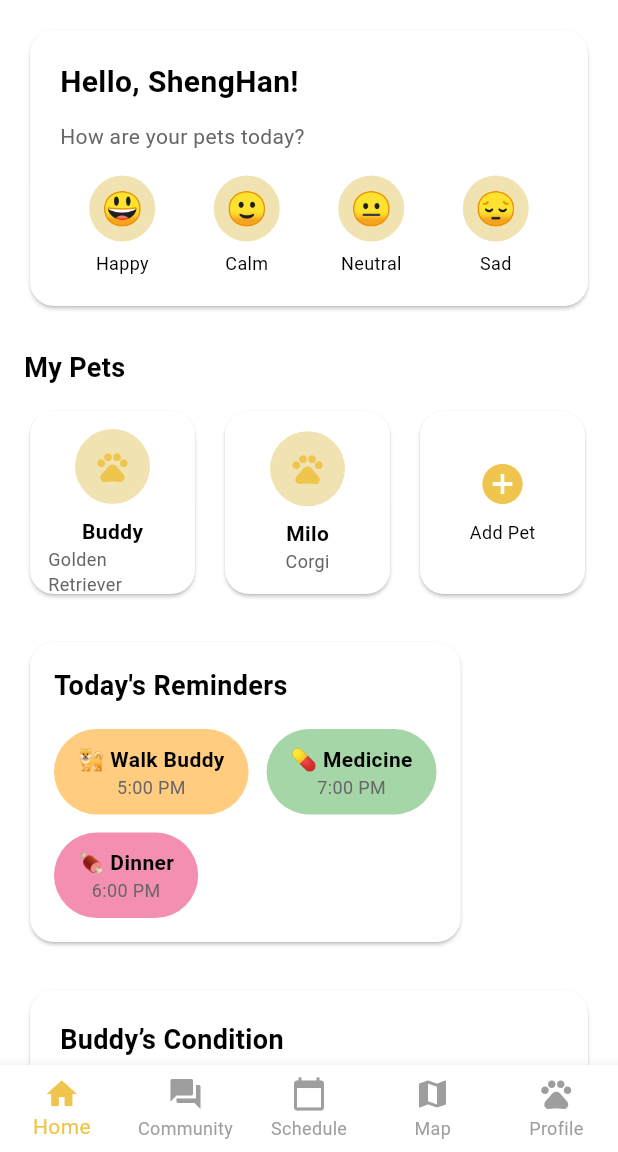
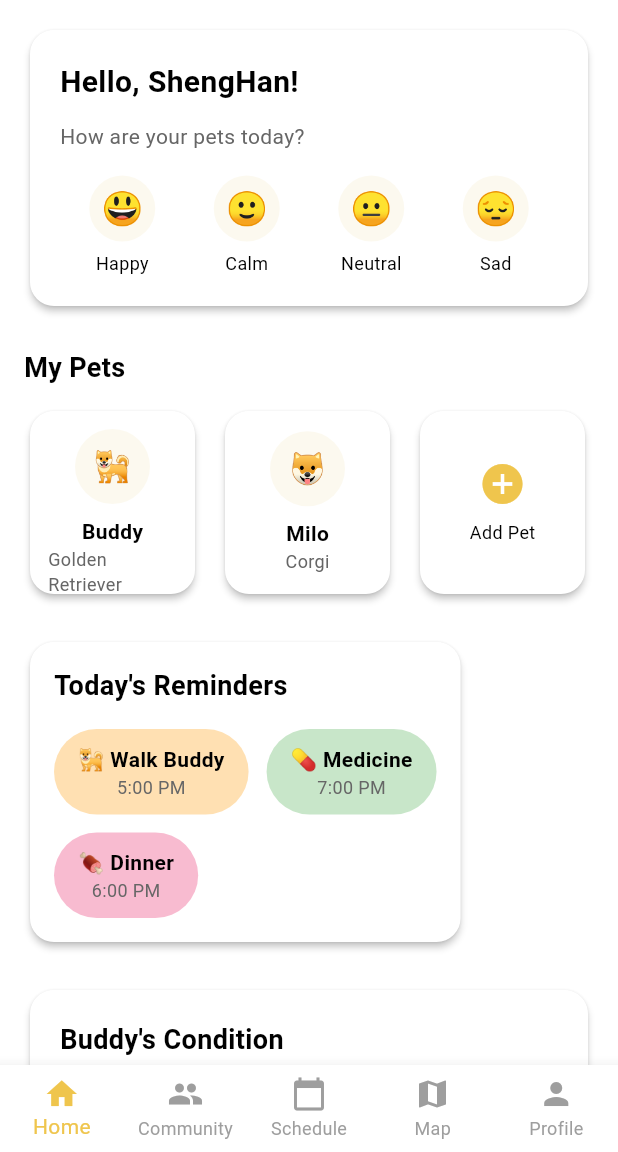
Before and after one commit to JeremyLing04/Pawradise, a Flutter app: the Dashboard screen opened by its route, on a phone screen of 412 x 824 dp, the part 84-1236 px from its top. Run offline on Flutter 3.47's test engine with Material 3 defaults, Android fonts, the light colour scheme and no system bars; our stand-ins replace cloud_firestore, firebase_auth, firebase_core; accounts and stored records are empty.

Commit message:
linked dashboard with community board

```diff
--- a/lib/screens/dashboard.dart
+++ b/lib/screens/dashboard.dart
@@ -1,5 +1,6 @@
 import 'package:flutter/material.dart';
 import '../constants.dart';
+import 'community/community_screen.dart';
 
 class Dashboard extends StatefulWidget {
   const Dashboard({super.key});
@@ -11,6 +12,15 @@ class Dashboard extends StatefulWidget {
 class _DashboardState extends State<Dashboard> {
   int _selectedIndex = 0;
 
+  // 定义页面列表
+  static final List<Widget> _pages = [
+    _DashboardContent(), // 首页内容 (索引0)
+    CommunityScreen(),   // 社区页面 (索引1)
+    Placeholder(),    // 日程页面 (索引2)
+    Placeholder(),         // 地图页面 (索引3)
+    Placeholder(),     // 个人页面 (索引4)
+  ];
+
   void _onItemTapped(int index) {
     setState(() => _selectedIndex = index);
   }
@@ -18,38 +28,29 @@ class _DashboardState extends State<Dashboard> {
   @override
   Widget build(BuildContext context) {
     return Scaffold(
-      appBar: AppBar(
-        title: Text('Pawradise'),
+      appBar: _selectedIndex == 0
+          ? AppBar(
+              title: const Text('Pawradise'),
               centerTitle: true,
               foregroundColor: Colors.white,
+              backgroundColor: AppColors.primary,
               actions: [
                 IconButton(
-            icon: Icon(Icons.notifications, color: Colors.white),
+                  icon: const Icon(Icons.notifications, color: Colors.white),
                   onPressed: () {},
                 ),
               ],
-      ),
-      body: SingleChildScrollView(
-        padding: EdgeInsets.all(16),
-        child: Column(
-          crossAxisAlignment: CrossAxisAlignment.start,
-          children: [
-            _buildMoodSection(),
-            SizedBox(height: 24),
-            _buildPetsSection(),
-            SizedBox(height: 24),
-            _buildRemindersBubble(),
-            SizedBox(height: 24),
-            _buildHealthStats(),
-            SizedBox(height: 24),
-            _buildCommunityPreview(),
-            SizedBox(height: 24),
-            _buildQuickActions(),
+            )
+          : null,
+      body: _pages[_selectedIndex],
+      bottomNavigationBar: BottomNavigationBar(
+        items: const [
+          BottomNavigationBarItem(icon: Icon(Icons.home), label: 'Home'),
+          BottomNavigationBarItem(icon: Icon(Icons.people), label: 'Community'),
+          BottomNavigationBarItem(icon: Icon(Icons.calendar_today), label: 'Schedule'),
+          BottomNavigationBarItem(icon: Icon(Icons.map), label: 'Map'),
+          BottomNavigationBarItem(icon: Icon(Icons.person), label: 'Profile'),
         ],
-        ),
-      ),
-      bottomNavigationBar: BottomNavigationBar(
-        items: AppBottomBar.items,
         currentIndex: _selectedIndex,
         selectedItemColor: AppColors.primary,
         unselectedItemColor: Colors.grey,
@@ -58,22 +59,49 @@ class _DashboardState extends State<Dashboard> {
       ),
     );
   }
+}
+
+// 首页内容组件
+class _DashboardContent extends StatelessWidget {
+  @override
+  Widget build(BuildContext context) {
+    return SingleChildScrollView(
+      padding: const EdgeInsets.all(16),
+      child: Column(
+        crossAxisAlignment: CrossAxisAlignment.start,
+        children: [
+          _buildMoodSection(),
+          const SizedBox(height: 24),
+          _buildPetsSection(),
+          const SizedBox(height: 24),
+          _buildRemindersBubble(),
+          const SizedBox(height: 24),
+          _buildHealthStats(),
+          const SizedBox(height: 24),
+          _buildCommunityPreview(context),
+          const SizedBox(height: 24),
+          _buildQuickActions(context),
+        ],
+      ),
+    );
+  }
 
   // 顶部问候 + 心情选择
   Widget _buildMoodSection() {
     return Card(
       shape: RoundedRectangleBorder(borderRadius: BorderRadius.circular(16)),
+      elevation: 2,
       child: Padding(
-        padding: EdgeInsets.all(20),
+        padding: const EdgeInsets.all(20),
         child: Column(
           crossAxisAlignment: CrossAxisAlignment.start,
           children: [
-            Text("Hello, ShengHan!",
+            const Text("Hello, ShengHan!",
                 style: TextStyle(fontSize: 20, fontWeight: FontWeight.bold)),
-            SizedBox(height: 12),
-            Text("How are your pets today?",
+            const SizedBox(height: 12),
+            const Text("How are your pets today?",
                 style: TextStyle(color: AppColors.textSecondary)),
-            SizedBox(height: 16),
+            const SizedBox(height: 16),
             Row(
               mainAxisAlignment: MainAxisAlignment.spaceAround,
               children: [
@@ -94,11 +122,11 @@ class _DashboardState extends State<Dashboard> {
       children: [
         CircleAvatar(
           radius: 22,
-          backgroundColor: AppColors.secondary,
-          child: Text(emoji, style: TextStyle(fontSize: 22)),
+          backgroundColor: AppColors.secondary.withOpacity(0.2),
+          child: Text(emoji, style: const TextStyle(fontSize: 22)),
         ),
-        SizedBox(height: 6),
-        Text(label, style: TextStyle(fontSize: 12)),
+        const SizedBox(height: 6),
+        Text(label, style: const TextStyle(fontSize: 12)),
       ],
     );
   }
@@ -108,17 +136,17 @@ class _DashboardState extends State<Dashboard> {
     return Column(
       crossAxisAlignment: CrossAxisAlignment.start,
       children: [
-        Text("My Pets", style: TextStyle(fontSize: 18, fontWeight: FontWeight.bold)),
-        SizedBox(height: 12),
+        const Text("My Pets", style: TextStyle(fontSize: 18, fontWeight: FontWeight.bold)),
+        const SizedBox(height: 12),
         SizedBox(
           height: 130,
           child: ListView(
             scrollDirection: Axis.horizontal,
             children: [
-              _buildPetCard("Buddy", "Golden Retriever"),
-              SizedBox(width: 12),
-              _buildPetCard("Milo", "Corgi"),
-              SizedBox(width: 12),
+              _buildPetCard("Buddy", "Golden Retriever", "🐕"),
+              const SizedBox(width: 12),
+              _buildPetCard("Milo", "Corgi", "🐶"),
+              const SizedBox(width: 12),
               _buildAddPetCard(),
             ],
           ),
@@ -127,23 +155,24 @@ class _DashboardState extends State<Dashboard> {
     );
   }
 
-  Widget _buildPetCard(String name, String breed) {
+  Widget _buildPetCard(String name, String breed, String emoji) {
     return Card(
       shape: RoundedRectangleBorder(borderRadius: BorderRadius.circular(16)),
+      elevation: 2,
       child: Container(
         width: 110,
-        padding: EdgeInsets.all(12),
+        padding: const EdgeInsets.all(12),
         child: Column(
           mainAxisAlignment: MainAxisAlignment.center,
           children: [
             CircleAvatar(
               radius: 25,
-              backgroundColor: AppColors.secondary,
-              child: Icon(Icons.pets, color: AppColors.primary),
+              backgroundColor: AppColors.secondary.withOpacity(0.2),
+              child: Text(emoji, style: const TextStyle(fontSize: 20)),
             ),
-            SizedBox(height: 8),
-            Text(name, style: TextStyle(fontWeight: FontWeight.bold)),
-            Text(breed, style: TextStyle(fontSize: 12, color: AppColors.textSecondary)),
+            const SizedBox(height: 8),
+            Text(name, style: const TextStyle(fontWeight: FontWeight.bold)),
+            Text(breed, style: const TextStyle(fontSize: 12, color: AppColors.textSecondary)),
           ],
         ),
       ),
@@ -153,15 +182,16 @@ class _DashboardState extends State<Dashboard> {
   Widget _buildAddPetCard() {
     return Card(
       shape: RoundedRectangleBorder(borderRadius: BorderRadius.circular(16)),
+      elevation: 2,
       child: Container(
         width: 110,
-        padding: EdgeInsets.all(12),
+        padding: const EdgeInsets.all(12),
         child: Column(
           mainAxisAlignment: MainAxisAlignment.center,
           children: [
             Icon(Icons.add_circle, size: 32, color: AppColors.primary),
-            SizedBox(height: 8),
-            Text("Add Pet", style: TextStyle(fontSize: 12)),
+            const SizedBox(height: 8),
+            const Text("Add Pet", style: TextStyle(fontSize: 12)),
           ],
         ),
       ),
@@ -172,21 +202,22 @@ class _DashboardState extends State<Dashboard> {
   Widget _buildRemindersBubble() {
     return Card(
       shape: RoundedRectangleBorder(borderRadius: BorderRadius.circular(16)),
+      elevation: 2,
       child: Padding(
-        padding: EdgeInsets.all(16),
+        padding: const EdgeInsets.all(16),
         child: Column(
           crossAxisAlignment: CrossAxisAlignment.start,
           children: [
-            Text("Today's Reminders",
+            const Text("Today's Reminders",
                 style: TextStyle(fontSize: 18, fontWeight: FontWeight.bold)),
-            SizedBox(height: 16),
+            const SizedBox(height: 16),
             Wrap(
               spacing: 12,
               runSpacing: 12,
               children: [
-                _buildBubble("🐕 Walk Buddy", "5:00 PM", Colors.orange.shade200),
-                _buildBubble("💊 Medicine", "7:00 PM", Colors.green.shade200),
-                _buildBubble("🍖 Dinner", "6:00 PM", Colors.pink.shade200),
+                _buildBubble("🐕 Walk Buddy", "5:00 PM", Colors.orange.shade100),
+                _buildBubble("💊 Medicine", "7:00 PM", Colors.green.shade100),
+                _buildBubble("🍖 Dinner", "6:00 PM", Colors.pink.shade100),
               ],
             )
           ],
@@ -197,7 +228,7 @@ class _DashboardState extends State<Dashboard> {
 
   Widget _buildBubble(String task, String time, Color color) {
     return Container(
-      padding: EdgeInsets.symmetric(horizontal: 16, vertical: 10),
+      padding: const EdgeInsets.symmetric(horizontal: 16, vertical: 10),
       decoration: BoxDecoration(
         color: color,
         borderRadius: BorderRadius.circular(30),
@@ -205,8 +236,8 @@ class _DashboardState extends State<Dashboard> {
       child: Column(
         mainAxisSize: MainAxisSize.min,
         children: [
-          Text(task, style: TextStyle(fontWeight: FontWeight.bold)),
-          Text(time, style: TextStyle(fontSize: 12, color: AppColors.textSecondary)),
+          Text(task, style: const TextStyle(fontWeight: FontWeight.bold)),
+          Text(time, style: const TextStyle(fontSize: 12, color: AppColors.textSecondary)),
         ],
       ),
     );
@@ -216,17 +247,18 @@ class _DashboardState extends State<Dashboard> {
   Widget _buildHealthStats() {
     return Card(
       shape: RoundedRectangleBorder(borderRadius: BorderRadius.circular(16)),
+      elevation: 2,
       child: Padding(
-        padding: EdgeInsets.all(20),
+        padding: const EdgeInsets.all(20),
         child: Column(
           crossAxisAlignment: CrossAxisAlignment.start,
           children: [
-            Text("Buddy’s Condition",
+            const Text("Buddy's Condition",
                 style: TextStyle(fontSize: 18, fontWeight: FontWeight.bold)),
-            SizedBox(height: 12),
-            Text("70% - Healthy & Active",
+            const SizedBox(height: 12),
+            const Text("70% - Healthy & Active",
                 style: TextStyle(color: AppColors.textSecondary)),
-            SizedBox(height: 16),
+            const SizedBox(height: 16),
             Row(
               mainAxisAlignment: MainAxisAlignment.spaceAround,
               children: [
@@ -246,31 +278,38 @@ class _DashboardState extends State<Dashboard> {
       children: [
         CircleAvatar(
           radius: 30,
-          backgroundColor: color.withOpacity(0.3),
+          backgroundColor: color.withOpacity(0.2),
           child: Text("$percent%",
               style: TextStyle(fontWeight: FontWeight.bold, color: color)),
         ),
-        SizedBox(height: 6),
-        Text(label, style: TextStyle(fontSize: 12)),
+        const SizedBox(height: 6),
+        Text(label, style: const TextStyle(fontSize: 12)),
       ],
     );
   }
 
-  // 社区动态
-  Widget _buildCommunityPreview() {
+  // 社区动态预览
+  Widget _buildCommunityPreview(BuildContext context) {
     return Card(
       shape: RoundedRectangleBorder(borderRadius: BorderRadius.circular(16)),
+      elevation: 2,
       child: Padding(
-        padding: EdgeInsets.all(16),
+        padding: const EdgeInsets.all(16),
         child: Column(
           crossAxisAlignment: CrossAxisAlignment.start,
           children: [
             Row(
               mainAxisAlignment: MainAxisAlignment.spaceBetween,
               children: [
-                Text("Community Updates",
+                const Text("Community Updates",
                     style: TextStyle(fontSize: 18, fontWeight: FontWeight.bold)),
-                TextButton(onPressed: () {}, child: Text("View All")),
+                TextButton(
+                  onPressed: () {
+                    // 切换到社区页面
+                    _switchToCommunity(context);
+                  },
+                  child: const Text("View All")
+                ),
               ],
             ),
             _buildCommunityPost("🐾 Missing Dog in Central Park", "15 likes"),
@@ -287,24 +326,39 @@ class _DashboardState extends State<Dashboard> {
       contentPadding: EdgeInsets.zero,
       leading: Icon(Icons.forum, color: AppColors.primary),
       title: Text(title),
-      trailing: Text(likes, style: TextStyle(color: AppColors.textSecondary)),
+      trailing: Text(likes, style: const TextStyle(color: AppColors.textSecondary)),
+      onTap: () {
+        // 点击帖子也可以跳转到社区
+        _switchToCommunity(navigatorKey.currentContext!);
+      },
     );
   }
 
   // 快速操作
-  Widget _buildQuickActions() {
+  Widget _buildQuickActions(BuildContext context) {
     return GridView.count(
       shrinkWrap: true,
-      physics: NeverScrollableScrollPhysics(),
+      physics: const NeverScrollableScrollPhysics(),
       crossAxisCount: 2,
       crossAxisSpacing: 12,
       mainAxisSpacing: 12,
       childAspectRatio: 1.6,
       children: [
-        _buildActionButton(Icons.chat, "Ask PawPal", () {}),
-        _buildActionButton(Icons.add_circle, "New Post", () {}),
-        _buildActionButton(Icons.calendar_today, "Add Event", () {}),
-        _buildActionButton(Icons.place, "Find Places", () {}),
+        _buildActionButton(Icons.chat, "Ask PawPal", () {
+          // 这里可以跳转到AI聊天页面
+        }),
+        _buildActionButton(Icons.add_circle, "New Post", () {
+          // 切换到社区页面
+          _switchToCommunity(context);
+        }),
+        _buildActionButton(Icons.calendar_today, "Add Event", () {
+          // 切换到日程页面
+          _switchToSchedule(context);
+        }),
+        _buildActionButton(Icons.place, "Find Places", () {
+          // 切换到地图页面
+          _switchToMap(context);
+        }),
       ],
     );
   }
@@ -312,17 +366,43 @@ class _DashboardState extends State<Dashboard> {
   Widget _buildActionButton(IconData icon, String label, VoidCallback onPressed) {
     return Card(
       shape: RoundedRectangleBorder(borderRadius: BorderRadius.circular(16)),
+      elevation: 2,
       child: TextButton(
         onPressed: onPressed,
         child: Column(
           mainAxisAlignment: MainAxisAlignment.center,
           children: [
             Icon(icon, size: 30, color: AppColors.primary),
-            SizedBox(height: 8),
+            const SizedBox(height: 8),
             Text(label, textAlign: TextAlign.center),
           ],
         ),
       ),
     );
   }
+
+  // 导航辅助方法
+  void _switchToCommunity(BuildContext context) {
+    final dashboardState = context.findAncestorStateOfType<_DashboardState>();
+    dashboardState?.setState(() {
+      dashboardState._selectedIndex = 1;
+    });
   }
+
+  void _switchToSchedule(BuildContext context) {
+    final dashboardState = context.findAncestorStateOfType<_DashboardState>();
+    dashboardState?.setState(() {
+      dashboardState._selectedIndex = 2;
+    });
+  }
+
+  void _switchToMap(BuildContext context) {
+    final dashboardState = context.findAncestorStateOfType<_DashboardState>();
+    dashboardState?.setState(() {
+      dashboardState._selectedIndex = 3;
+    });
+  }
+}
+
+// 全局导航key（可选）
+final GlobalKey<NavigatorState> navigatorKey = GlobalKey<NavigatorState>();
```
Lines whose indentation alone changed are shown as unchanged.
